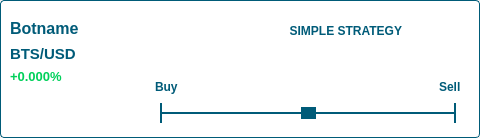
Above: dexbot/views/orig/bot_item_widget.ui from xeroc/stakemachine before the change. Below: the same form after it.
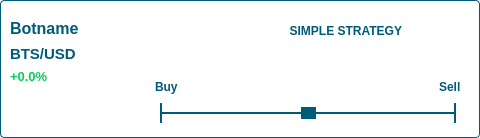
That is the form after the change. Icons and pictures are not drawn.

Commit message:
Add profit and slider updating on start up
Currently it only fetches the latest value from the database. The values should be fetched directly from the blockchain in a future version.

The edit to the form file:
```diff
--- a/dexbot/views/orig/bot_item_widget.ui
+++ b/dexbot/views/orig/bot_item_widget.ui
@@ -268,7 +268,7 @@
                 <number>1</number>
                </property>
                <property name="text">
-                <string>+0.000%</string>
+                <string>+0.0%</string>
                </property>
                <property name="alignment">
                 <set>Qt::AlignLeading|Qt::AlignLeft|Qt::AlignVCenter</set>
```
The commit also changes 2 other files.
